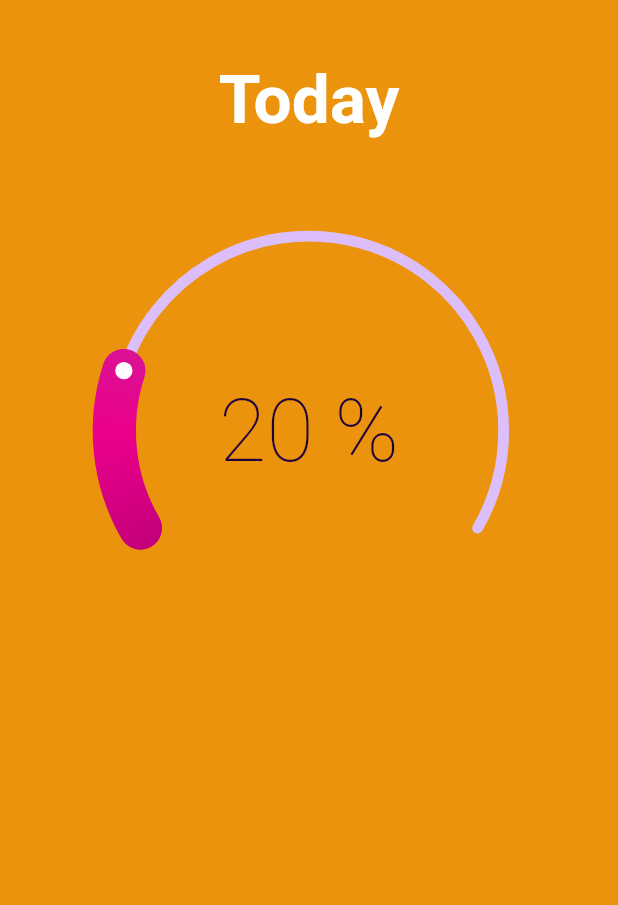
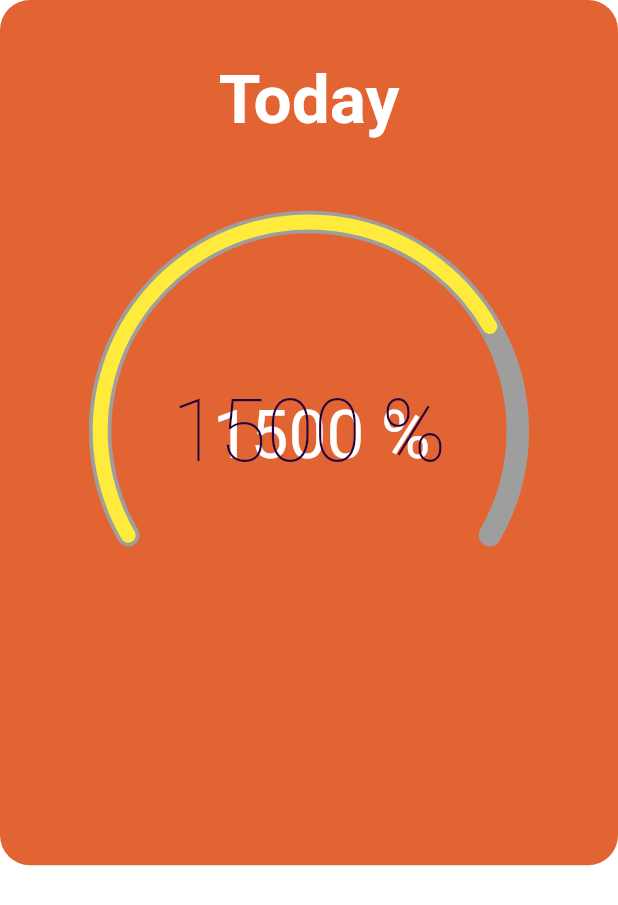
Before and after one commit to erenincesu10/final_project_calorie_tracker, a Flutter app: the screen it shows after launch, after a tap on "Login", on a phone screen of 412 x 824 dp. Shown: the top 905 px of the screen. Run offline on Flutter 3.47's test engine with Material 2 defaults, Android fonts, the phone set to English and light mode, and no system bars; drawn by our look-alikes of sleek_circular_slider; our stand-ins replace firebase_core, flutter_spinkit, lottie, persistent_bottom_nav_bar_v2; missing offline and left inert: dart:ffi; accounts and stored records are empty.

Commit message:
homescreen güncellendi

```diff
--- a/lib/components/HomePage/home_page.dart
+++ b/lib/components/HomePage/home_page.dart
@@ -1,6 +1,11 @@
+import 'dart:ffi';
+
+import 'package:calorie_tracker/components/SearchPage/search_page.dart';
+import 'package:flutter/cupertino.dart';
 import 'package:flutter/material.dart';
 import 'package:flutter/src/widgets/framework.dart';
 import 'package:flutter/src/widgets/placeholder.dart';
+import 'package:persistent_bottom_nav_bar_v2/persistent-tab-view.dart';
 import 'package:sleek_circular_slider/sleek_circular_slider.dart';
 
 class HomePage extends StatelessWidget {
@@ -8,14 +13,19 @@ class HomePage extends StatelessWidget {
 
   @override
   Widget build(BuildContext context) {
+    double value =1500;
     return Scaffold(
-      backgroundColor: Color.fromARGB(255, 236, 147, 14),
-      body: SafeArea(
+      backgroundColor: Colors.white,
+      body: Container(
+        width: MediaQuery.of(context).size.width,
+        height: MediaQuery.of(context).size.height * 0.7,
+        decoration: BoxDecoration(borderRadius: BorderRadius.circular(20),color: Color.fromARGB(255, 226, 100, 50)),
+        child: SafeArea(
           child: Center(
             child: Column(
               children: [
-              Padding(
-                padding: const EdgeInsets.only(top: 40),
+                const Padding(
+                  padding: EdgeInsets.only(top: 40),
                   child: Text(
                     "Today",
                     style: TextStyle(
@@ -27,19 +37,41 @@ class HomePage extends StatelessWidget {
                 SizedBox(
                   height: 50,
                 ),
+
+                Column(
+                  children: [
+                    Stack(
+                      children: [
+                        Padding(
+                          padding: const EdgeInsets.only(top: 120,left: 80),
+                          child: Text("${value.toInt().toString()} %",style: TextStyle(fontSize: 45,color: Colors.white),),
+                        ),
                         SleekCircularSlider(
-                initialValue: 20,
-                max: 100,
+                          initialValue: value,
+                          max: 2000,
                           appearance: CircularSliderAppearance(
                               size: MediaQuery.of(context).size.width * 0.7,
-                    infoProperties: InfoProperties(),
-                    customWidths: CustomSliderWidths()),
-                onChange: (value) {},
+                              //  startAngle: 100,
+                              // angleRange: 100,
+                              animationEnabled: false,
+                             spinnerMode: true,
+
+                             customColors: CustomSliderColors(trackColor: Colors.grey,progressBarColor: Colors.yellow ),
+                             customWidths: CustomSliderWidths(handlerSize: 0,progressBarWidth: 10,trackWidth: 15)
+                              ),
+                          onChange: (double value) {
+                          },
+                        ),
+                      ],
+                    ),
+                  ],
                 )
               ],
             ),
           ),
         ),
+      ),
       );
+
   }
 }
--- a/lib/components/LoginPage/login_page.dart
+++ b/lib/components/LoginPage/login_page.dart
@@ -27,6 +27,7 @@ class _LoginPageState extends State<LoginPage> {
     return Scaffold(
       backgroundColor: Colors.white,
       appBar: AppBar(
+        centerTitle: true,
         title: Text(
           "Login",
           style: TextStyle(
@@ -35,7 +36,8 @@ class _LoginPageState extends State<LoginPage> {
         backgroundColor: Colors.white,
         elevation: 0,
       ),
-      body: SafeArea(
+      body: SingleChildScrollView(
+        child: SafeArea(
             child: Column(
           mainAxisAlignment: MainAxisAlignment.start,
           children: [
@@ -45,34 +47,32 @@ class _LoginPageState extends State<LoginPage> {
             Lottie.asset('assets/lottie/yemekanimasyon.json',
                 width: 300, height: 200),
             SizedBox(
-            height: 120,
+              height: 90,
             ),
             Column(
               children: [
-              SizedBox(
-                height: 10,
-              ),
+
                 Padding(
                   padding: const EdgeInsets.only(right: 35, left: 35),
-                child: TextField(
+                  child: TextFormField(
                     controller: _emailController,
                     decoration: InputDecoration(
-                      hintText: "Email Giriniz",
+                        labelText: "Email Giriniz",
                         border: OutlineInputBorder(
                             borderRadius: BorderRadius.circular(20))),
                   ),
                 ),
                 SizedBox(
-                height: 15,
+                  height: 35,
                 ),
                 Padding(
                   padding: const EdgeInsets.only(right: 35, left: 35),
-                child: TextField(
+                  child: TextFormField(
                     controller: _passwordController,
                     obscureText: true,
                     obscuringCharacter: "#",
                     decoration: InputDecoration(
-                      hintText: "Parola Giriniz",
+                        labelText: "Parola Giriniz",
                         border: OutlineInputBorder(
                             borderRadius: BorderRadius.circular(20))),
                   ),
@@ -80,7 +80,7 @@ class _LoginPageState extends State<LoginPage> {
               ],
             ),
             SizedBox(
-            height: 20,
+              height: 30,
             ),
             SizedBox(
               width: MediaQuery.of(context).size.width * 0.8,
@@ -101,7 +101,7 @@ class _LoginPageState extends State<LoginPage> {
             Column(
               children: [
                 SizedBox(
-                height: 150,
+                  height: MediaQuery.of(context).size.height * 0.1,
                 ),
                 TextButton(
                   onPressed: () {},
@@ -115,6 +115,7 @@ class _LoginPageState extends State<LoginPage> {
             ),
           ],
         )),
+      ),
     );
   }
 }
--- /dev/null
+++ b/lib/components/SearchPage/search_page.dart
@@ -0,0 +1,16 @@
+import 'package:flutter/material.dart';
+import 'package:flutter/src/widgets/framework.dart';
+import 'package:flutter/src/widgets/placeholder.dart';
+
+class SearchPage extends StatelessWidget {
+  const SearchPage({super.key});
+
+  @override
+  Widget build(BuildContext context) {
+    return Scaffold(
+      appBar: AppBar(
+
+      ),
+    );
+  }
+}
--- a/pubspec.yaml
+++ b/pubspec.yaml
@@ -39,6 +39,7 @@ dependencies:
   lottie: ^2.3.0
   sleek_circular_slider: ^2.0.1
   flutter_spinkit: ^5.1.0
+  persistent_bottom_nav_bar_v2: ^4.2.6
 
 dev_dependencies:
   flutter_test:
```
Also changed, not shown: pubspec.lock. Lines whose indentation alone changed are shown as unchanged.
